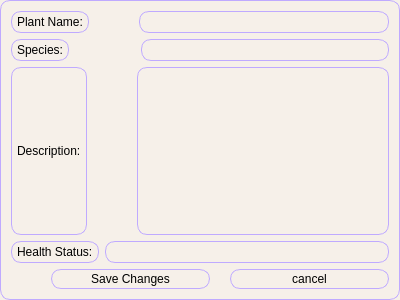
BibekTripathy/PlantCareApp, file ui/editwindow.ui: the form before one commit.
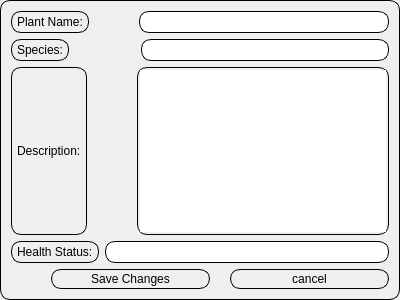
The form after the commit.

Commit message: feat: Add new plant button implemented

Patch:
```diff
--- a/ui/editwindow.ui
+++ b/ui/editwindow.ui
@@ -14,8 +14,7 @@
    <string>Dialog</string>
   </property>
   <property name="styleSheet">
-   <string notr="true">background-color: #f6f0e9;
-border: 1px solid #bfaaff;
+   <string notr="true">border: 1px solid #000000;
 border-radius: 10px;
 padding: 2px;</string>
   </property>
```
The commit also changes 7 other files.
